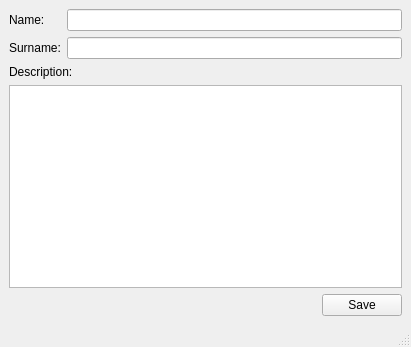
This is Qt-Widgets-Examples/QSettings-Example/src/view/ui/MainWindow.ui in STyulenev/Qt-CPP-Examples as Qt 5 draws it before an edit. The edited form follows.
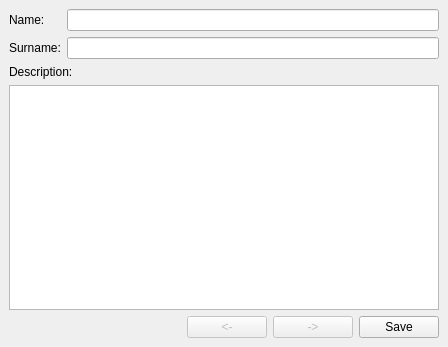
This is the edited form.

```diff
--- a/Qt-Widgets-Examples/QSettings-Example/src/view/ui/MainWindow.ui
+++ b/Qt-Widgets-Examples/QSettings-Example/src/view/ui/MainWindow.ui
@@ -6,7 +6,7 @@
    <rect>
     <x>0</x>
     <y>0</y>
-    <width>411</width>
+    <width>448</width>
     <height>347</height>
    </rect>
   </property>
@@ -57,6 +57,26 @@
         </property>
        </spacer>
       </item>
+      <item>
+       <widget class="QPushButton" name="undoButton">
+        <property name="enabled">
+         <bool>false</bool>
+        </property>
+        <property name="text">
+         <string>&lt;-</string>
+        </property>
+       </widget>
+      </item>
+      <item>
+       <widget class="QPushButton" name="redoButton">
+        <property name="enabled">
+         <bool>false</bool>
+        </property>
+        <property name="text">
+         <string>-&gt;</string>
+        </property>
+       </widget>
+      </item>
       <item>
        <widget class="QPushButton" name="saveButton">
         <property name="text">
@@ -71,17 +91,6 @@
     </item>
    </layout>
   </widget>
-  <widget class="QMenuBar" name="menubar">
-   <property name="geometry">
-    <rect>
-     <x>0</x>
-     <y>0</y>
-     <width>411</width>
-     <height>21</height>
-    </rect>
-   </property>
-  </widget>
-  <widget class="QStatusBar" name="statusbar"/>
  </widget>
  <resources/>
  <connections/>
```
